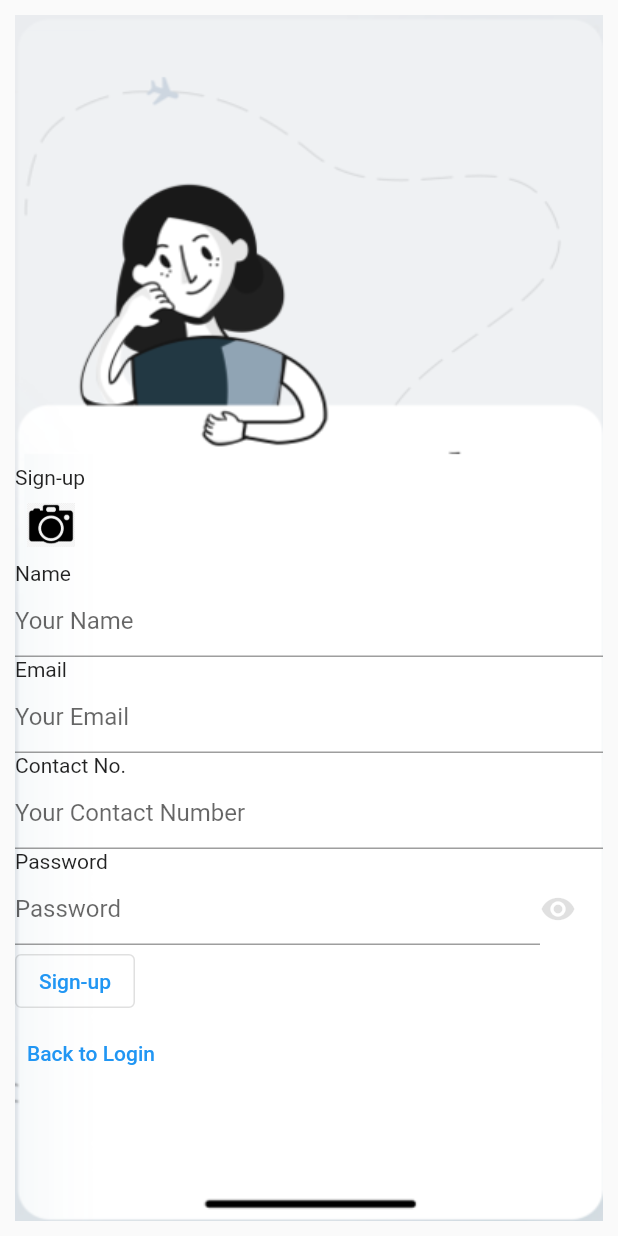
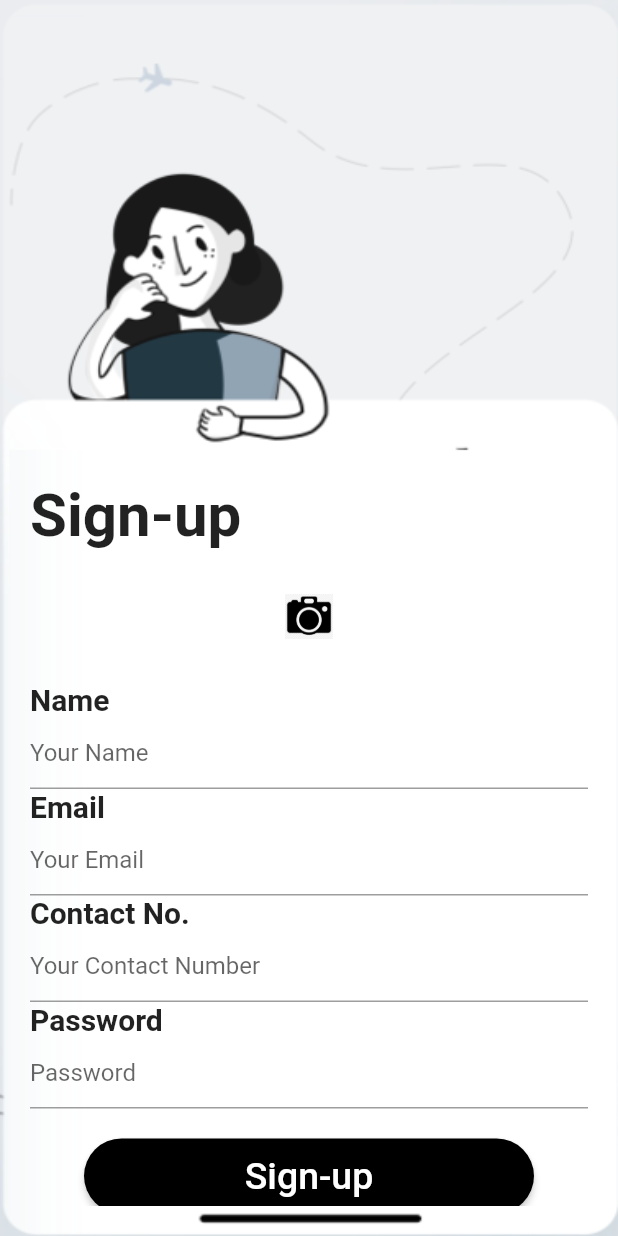
Before and after one commit to amigosilo/Login_Screen, a Flutter app: the screen it shows after launch, after a tap on "Sign up", on a phone screen of 412 x 824 dp. Run offline on Flutter 3.47's test engine with Material 2 defaults, Android fonts, the phone set to English and light mode, and no system bars; Roboto replaces fonts that are missing (Times New Roman).

Commit message:
Ebi(~ 'v')~******

```diff
--- a/lib/screen1.dart
+++ b/lib/screen1.dart
@@ -23,6 +23,7 @@ class MyApp extends StatelessWidget {
   }
 }
 
+
 class MyHomePage extends StatefulWidget {
   const MyHomePage({Key? key, required this.title}) : super(key: key);
 
@@ -39,9 +40,15 @@ class _MyHomePageState extends State<MyHomePage> {
       resizeToAvoidBottomInset: false,
       body: Center(
         child: Stack(
+          fit: StackFit.expand,
           children: <Widget>[
-            Image.asset('assets/images/bg.png'),
-            SingleChildScrollView(
+            Image.asset(
+              'assets/images/bg.png',
+              fit: BoxFit.fill,
+            ),
+            Padding(
+              padding: const EdgeInsets.all(20.0),
+              child: SingleChildScrollView(
                 child: Column(
                   mainAxisAlignment: MainAxisAlignment.start,
                   crossAxisAlignment: CrossAxisAlignment.start,
@@ -58,6 +65,10 @@ class _MyHomePageState extends State<MyHomePage> {
                         fontFamily: 'Times New Roman'
                       ),
                       ),
+                    Container(
+                        width: 20,
+                        height:20
+                    ),
 
                     const Text(
                       'E-mail',
@@ -71,21 +82,33 @@ class _MyHomePageState extends State<MyHomePage> {
                       decoration: InputDecoration(
                         hintText: 'Enter your e-mail address',
                           hintStyle: TextStyle(
-                            fontSize:40.0,
-                            fontWeight: FontWeight.bold,
-                            fontFamily: 'Times New Roman'
+                              fontSize:15.0,
+
                           ),
 
 
                       ),
                     ),
+                    Container(
+                        width: 20,
+                        height:20
+                    ),
                     const Text(
                       'Password',
+                        style: TextStyle(
+                          fontSize:20.0,
+                          fontWeight: FontWeight.bold,
+                        )
                     ),
                     const TextField(
                       // Input field for password
                       decoration: InputDecoration(
                         hintText: 'Password',
+                        hintStyle: TextStyle(
+                          fontSize:15.0,
+
+                        ),
+
                       ),
                       obscureText: true,
                     ),
@@ -105,6 +128,11 @@ class _MyHomePageState extends State<MyHomePage> {
                           },
                           child: const Text(
                             'Forget password?',
+                              style: TextStyle(
+                                fontSize:17.0,
+                                color: Colors.black,
+
+                              )
                           ),
                         ),
                       ],
@@ -112,9 +140,29 @@ class _MyHomePageState extends State<MyHomePage> {
                     Row(
                       mainAxisAlignment: MainAxisAlignment.center,
                       children: [
-                      OutlinedButton(
+                        Container(
+                          height: 50.0,
+                          width: 300,
+                          child: RaisedButton(
+
                             onPressed: () {},
-                        child: const Text('Log-in'),
+
+                            shape: RoundedRectangleBorder(
+
+                              borderRadius: BorderRadius.circular(80.0)
+                            ),
+
+                            child: const Text('Log-in',
+
+                              style:TextStyle(
+                                color: Colors.white,
+                                fontSize: 25,                            )
+                            ),
+
+                            color: Colors.black
+
+
+                          ),
                         ),
                       ],
                     ),
@@ -122,6 +170,7 @@ class _MyHomePageState extends State<MyHomePage> {
                       mainAxisAlignment: MainAxisAlignment.center,
                       children: [
                         const Text("Don't have an account?"),
+
                         TextButton(
                           onPressed: () {
                             Navigator.push(
@@ -133,10 +182,15 @@ class _MyHomePageState extends State<MyHomePage> {
                             );
                           },
                           child: const Text('Sign up'),
+                          style: ButtonStyle(
+                            foregroundColor: MaterialStateProperty.all<Color>(Colors.black),
+
+                          )
                         ),
                       ],
                     )
                   ],
+                ),
               ),
             ),
           ],
--- a/lib/screen2.dart
+++ b/lib/screen2.dart
@@ -16,9 +16,7 @@ class _Screen2State extends State<Screen2> {
   Widget build(BuildContext context) {
     return Scaffold(
       resizeToAvoidBottomInset: false,
-      body: Padding(
-        padding: const EdgeInsets.all(10.0),
-        child: Center(
+      body: Center(
         child: Stack(
           fit: StackFit.expand,
           children: <Widget>[
@@ -26,7 +24,9 @@ class _Screen2State extends State<Screen2> {
               'assets/images/bg.png',
               fit: BoxFit.fill,
             ),
-              SingleChildScrollView(
+            Padding(
+              padding: const EdgeInsets.all(20.0),
+              child: SingleChildScrollView(
                 child: Column(
                   mainAxisAlignment: MainAxisAlignment.start,
                   crossAxisAlignment: CrossAxisAlignment.start,
@@ -36,14 +36,37 @@ class _Screen2State extends State<Screen2> {
                     ),
                     const Text(
                       'Sign-up',
+                      style: TextStyle(
+                          fontSize:40.0,
+                          fontWeight: FontWeight.bold,
+                          fontFamily: 'Times New Roman'
                       ),
+                    ),
+                    Container(
+                        width: 20,
+                        height:20
+                    ),
+                    Row(
+                      mainAxisAlignment: MainAxisAlignment.center,
+                      children: [
                         IconButton( // Button for adding profile picture (function not implemented)
                           onPressed: (){}, // Placeholder function
                           icon: Image.asset('assets/images/cam.png'),
                         ),
+                      ],
+                    ),
+                    Container(
+                        width: 20,
+                        height:20
+                    ),
                     const Text(
                       'Name',
+                        style: TextStyle(
+                          fontSize:20.0,
+                          fontWeight: FontWeight.bold,
+                        )
                     ),
+
                     const TextField( // Input field for name
                       decoration: InputDecoration(
                         hintText: 'Your Name',
@@ -51,6 +74,10 @@ class _Screen2State extends State<Screen2> {
                     ),
                     const Text(
                       'Email',
+                        style: TextStyle(
+                          fontSize:20.0,
+                          fontWeight: FontWeight.bold,
+                        )
                     ),
                     const TextField( // Input field for email
                       decoration: InputDecoration(
@@ -59,6 +86,10 @@ class _Screen2State extends State<Screen2> {
                     ),
                     const Text(
                       'Contact No.',
+                        style: TextStyle(
+                          fontSize:20.0,
+                          fontWeight: FontWeight.bold,
+                        )
                     ),
                     const TextField( // Input field for contact number
                       decoration: InputDecoration(
@@ -67,29 +98,50 @@ class _Screen2State extends State<Screen2> {
                     ),
                     const Text(
                       'Password',
+                        style: TextStyle(
+                          fontSize:20.0,
+                          fontWeight: FontWeight.bold,
+                        )
                     ),
-                    Row(
-                      children: const [
-                        SizedBox(
-                          width: 350,
-                          child: TextField( // Input field for password
+                    const TextField( // Input field for password
                       decoration: InputDecoration(
                         hintText: 'Password',
                       ),
                       obscureText: true,
                     ),
+                    Container(
+                        width: 20,
+                        height:20
                     ),
-                        Icon(
-                          Icons.remove_red_eye,
-                          color: Colors.black12,
+
+                    Row(
+                      mainAxisAlignment: MainAxisAlignment.center,
+                      children: [
+                        Container(
+                          height: 50.0,
+                          width: 300,
+                          child: RaisedButton( // Button to sign-up (function not implemented)
+                            onPressed: (){}, // Placehold
+
+                            shape: RoundedRectangleBorder(
+
+                                borderRadius: BorderRadius.circular(80.0)
+                            ),
+// er function
+                            child: const Text(
+                              'Sign-up',
+                              style: TextStyle(
+                                fontSize: 25,
+                                color: Colors.white
+                              )
+
+                            ),
+                              color: Colors.black
+
+
+                          ),
                         ),
                       ],
-                    ),
-                    OutlinedButton( // Button to sign-up (function not implemented)
-                      onPressed: (){}, // Placeholder function
-                      child: const Text(
-                        'Sign-up',
-                      ),
                     ),
                     TextButton( // Button to cancel sign-up and return to Screen 1
                       onPressed: (){
@@ -102,15 +154,19 @@ class _Screen2State extends State<Screen2> {
                       },
                       child: const Text(
                         'Back to Login',
-                      ),
-                    ),
-                  ],
+                          style: TextStyle(
+                            color: Colors.black
+
+                          )
                       ),
                     ),
                   ],
                 ),
               ),
             ),
+          ],
+        ),
+      ),
     );
   }
 }
--- a/lib/screen3.dart
+++ b/lib/screen3.dart
@@ -19,8 +19,12 @@ class _Screen3State extends State<Screen3> {
       resizeToAvoidBottomInset: false,
       body: Center(
         child: Stack(
+          fit: StackFit.expand,
           children: <Widget>[
-            Image.asset('assets/images/bg.png'),
+            Image.asset(
+              'assets/images/bg.png',
+              fit: BoxFit.fill,
+            ),
             Padding(
               padding: const EdgeInsets.all(20.0),
               child: Column(
@@ -31,8 +35,9 @@ class _Screen3State extends State<Screen3> {
                     children: const [
                       Text(
                         "Forgot Password",
+
                         style: TextStyle(
-                          fontSize: 28,
+                          fontSize: 40.0,
                           color: Colors.black,
                           fontWeight: FontWeight.bold,
                         ),
@@ -52,10 +57,31 @@ class _Screen3State extends State<Screen3> {
                       ],
                     ),
                   ),
+                  Container(
+                      width: 20,
+                      height:20
+                  ),
                   TextFormField(
                     decoration: const InputDecoration(hintText: "Your Email id"),
                   ),
-                  OutlinedButton(
+                  Container(
+                    width: 20,
+                    height:20
+                  ),
+
+                  Container(
+                    height: 50.0,
+                    width: 300,
+
+                    child: RaisedButton(
+                      color: Colors.black,
+                        shape: RoundedRectangleBorder(
+
+                            borderRadius: BorderRadius.circular(80.0),
+
+
+
+                        ),
                       onPressed:() {
                         Navigator.push(
                           context,
@@ -64,8 +90,29 @@ class _Screen3State extends State<Screen3> {
                           )
                         );
                       },
-                    child: const Text('Submit')),
+                      child: const Text('Submit',
+                        style: TextStyle(
+                          color: Colors.white,
+                          fontSize: 25
+
+                        )
+
+
+
+
+                      )),
+                  ),
+                  Container(
+                      width: 20,
+                      height:20
+                  ),
+
+
                   TextButton(
+                    style: ButtonStyle(
+
+                      foregroundColor: MaterialStateProperty.all<Color>(Colors.black),
+                    ),
                     onPressed: (){
                       Navigator.push(
                         context,
@@ -74,7 +121,12 @@ class _Screen3State extends State<Screen3> {
                         )
                       );
                     },
-                    child: const Text('Back to login')),
+                    child: const Text('Back to login'
+
+
+
+                  ),
+                    ),
                 ],
               ),
             )
```
Lines whose indentation alone changed are shown as unchanged.
